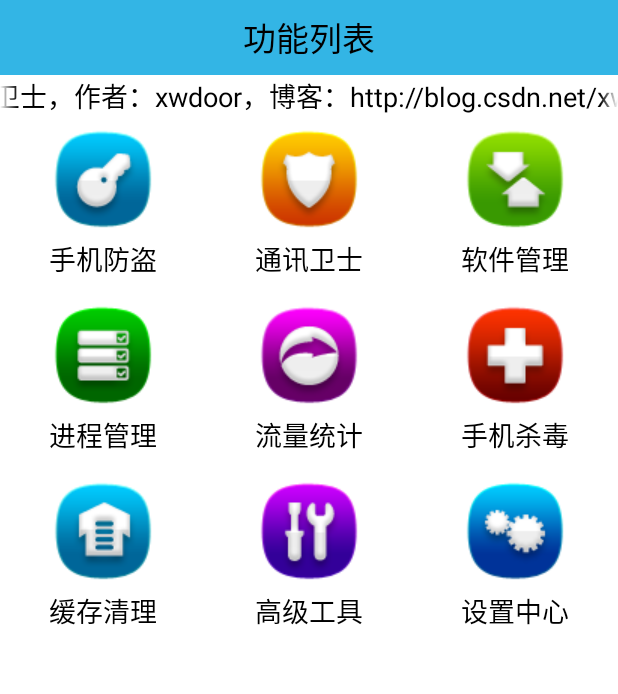
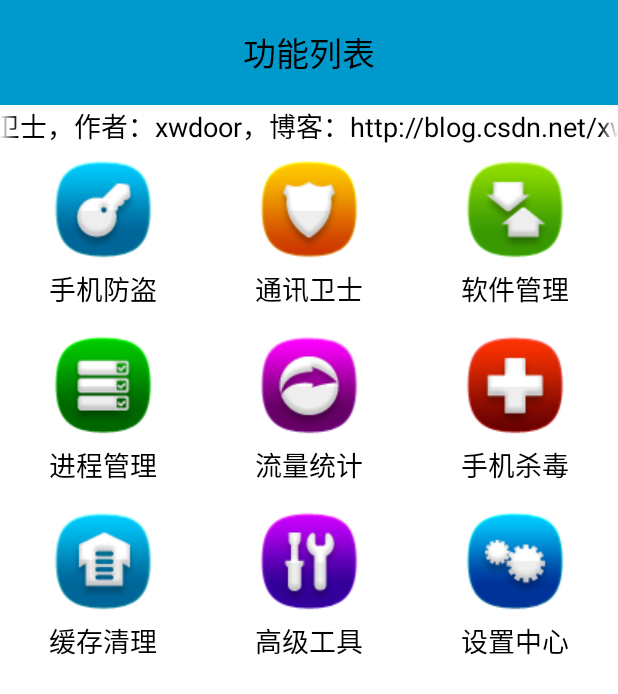
Before and after one commit to xwdoor/MobileSafe, an Android app: the HomeActivity screen opened directly, with no data from a screen before it, on a phone screen of 412 x 824 dp. Shown: the top 694 px of the screen. Run offline under Robolectric (Android 15) with nearby library versions, the phone set to English and light mode, and no system bars.

Commit message:
自定义控件、属性
自定义组合控件, 自定义属性, 实现设置界面的 Item

```diff
--- a/app/src/main/AndroidManifest.xml
+++ b/app/src/main/AndroidManifest.xml
@@ -20,6 +20,7 @@
         </activity>
 
         <activity android:name=".activity.HomeActivity"/>
+        <activity android:name=".activity.SettingActivity"/>
     </application>
 
 </manifest>
--- a/app/src/main/res/layout/activity_home.xml
+++ b/app/src/main/res/layout/activity_home.xml
@@ -3,31 +3,31 @@
     xmlns:tools="http://schemas.android.com/tools"
     android:layout_width="match_parent"
     android:layout_height="match_parent"
-    tools:context=".activity.HomeActivity"
     android:background="@android:color/white"
-    android:orientation="vertical">
+    android:orientation="vertical"
+    tools:context=".activity.HomeActivity">
 
     <TextView
         android:id="@+id/tv_title"
-        android:text="功能列表"
-        style="@style/TitleBar"/>
+        style="@style/TitleBar"
+        android:text="功能列表" />
 
     <TextView
         android:layout_width="match_parent"
         android:layout_height="wrap_content"
-        android:singleLine="true"
+        android:layout_marginBottom="6dp"
+        android:ellipsize="marquee"
         android:focusable="true"
         android:focusableInTouchMode="true"
-        android:ellipsize="marquee"
+        android:singleLine="true"
+        android:text="手机安全卫士，作者：xwdoor，博客：http://blog.csdn.net/xwdoor"
         android:textColor="#000"
-        android:textSize="18sp"
-        android:text="手机安全卫士，作者：xwdoor，博客：http://blog.csdn.net/xwdoor"
-        android:layout_marginBottom="6dp"/>
+        android:textSize="18sp" />
 
     <GridView
         android:id="@+id/gv_fuction"
         android:layout_width="match_parent"
         android:layout_height="match_parent"
-        android:verticalSpacing="15dp"
-        android:numColumns="3"/>
+        android:numColumns="3"
+        android:verticalSpacing="15dp" />
 </LinearLayout>
--- a/app/src/main/res/values/styles.xml
+++ b/app/src/main/res/values/styles.xml
@@ -10,10 +10,10 @@
 
     <style name="TitleBar">
         <item name="android:layout_width">match_parent</item>
-        <item name="android:layout_height">50dp</item>
+        <item name="android:layout_height">70dp</item>
         <item name="android:gravity">center</item>
         <item name="android:textSize">22sp</item>
-        <item name="android:background">@android:color/holo_blue_light</item>
+        <item name="android:background">@android:color/holo_blue_dark</item>
         <item name="android:textColor">@android:color/black</item>
     </style>
 </resources>
```
Also changed, not shown: app/src/main/java/net/xwdoor/mobilesafe/activity/HomeActivity.java (+12 -0 lines), app/src/main/java/net/xwdoor/mobilesafe/activity/SettingActivity.java (added, +55 -0 lines), app/src/main/java/net/xwdoor/mobilesafe/adapter/HomeAdapter.java (+12 -0 lines), app/src/main/java/net/xwdoor/mobilesafe/utils/PrefUtils.java (added, +50 -0 lines), app/src/main/java/net/xwdoor/mobilesafe/view/SettingItemView.java (added, +85 -0 lines), app/src/main/res/layout/activity_setting.xml (added, +22 -0 lines), app/src/main/res/layout/item_setting.xml (added, +40 -0 lines), app/src/main/res/values/attr.xml (added, +10 -0 lines), 1 other file.
